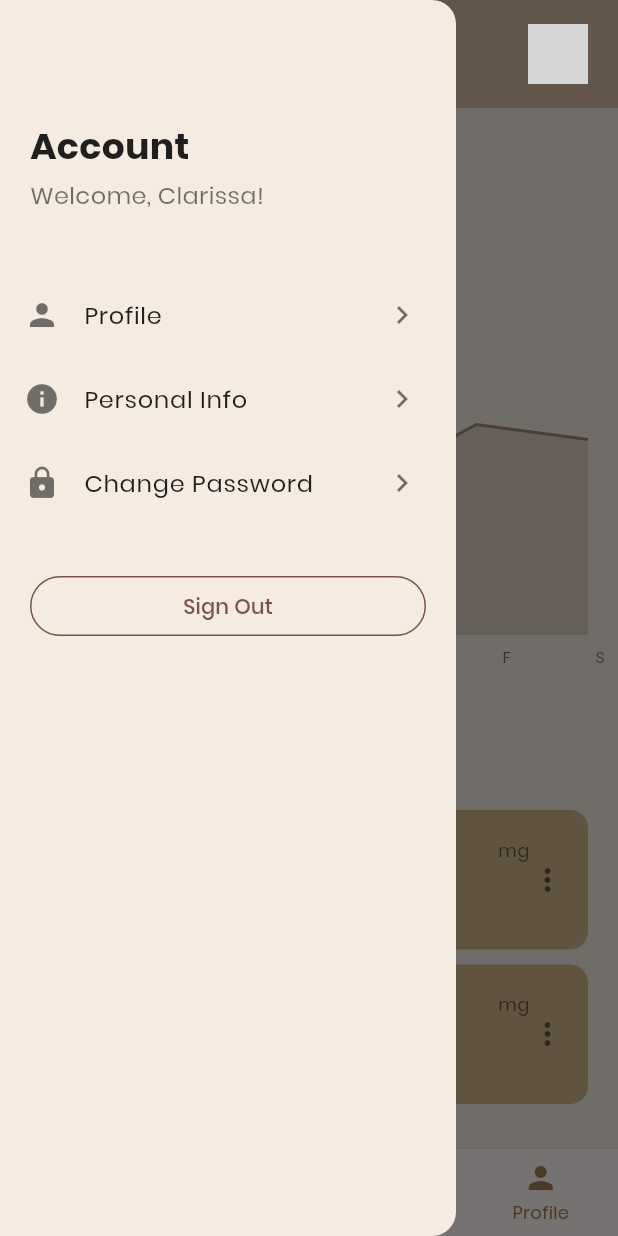
After one commit to FathurrahmanNasution/caffeine_tracker, a Flutter app: the DashboardPage screen opened by its route, scrolled down 63 dp, after a tap on the "menu" icon, on a phone screen of 412 x 824 dp. The commit adds this screen. Run offline on Flutter 3.47's test engine with Material 3 defaults, Android fonts, the phone set to English and light mode, and no system bars; grey boxes are pictures that could not be loaded.

Commit message:
dashboard + sidebar + navigasi + revisi beberapa page

```diff
--- a/lib/main.dart
+++ b/lib/main.dart
@@ -1,5 +1,6 @@
 import 'package:caffeine_tracker/screens/addotherdrink_page.dart';
 import 'package:caffeine_tracker/screens/coffeelist_page.dart';
+import 'package:caffeine_tracker/screens/dashboard_page.dart';
 import 'package:caffeine_tracker/screens/drinkinformation_page.dart';
 import 'package:caffeine_tracker/screens/onboarding_page.dart';
 import 'package:caffeine_tracker/screens/tracker_page.dart';
@@ -34,6 +35,7 @@ class MyApp extends StatelessWidget {
         '/coffeelist': (context) => const CoffeeListPage(),
         '/drinkinformation': (context) => const DrinkinformationPage(),
         '/addotherdrink': (context) => const AddotherdrinkPage(),
+        '/dashboard': (context) => const DashboardPage(),
       },
     );
   }
--- /dev/null
+++ b/lib/screens/dashboard_page.dart
@@ -0,0 +1,548 @@
+import 'package:flutter/material.dart';
+
+class Dashboard extends StatelessWidget {
+  @override
+  Widget build(BuildContext context) {
+    return MaterialApp(
+      title: 'Coffee Tracker',
+      theme: ThemeData(primarySwatch: Colors.brown, fontFamily: 'Poppins'),
+      home: DashboardPage(),
+      debugShowCheckedModeBanner: false,
+    );
+  }
+}
+
+class Drink {
+  final String name;
+  final String caffeine;
+  final String size;
+  final String time;
+  final String image;
+
+  Drink({
+    required this.name,
+    required this.caffeine,
+    required this.size,
+    required this.time,
+    required this.image,
+  });
+}
+
+class DashboardPage extends StatefulWidget {
+  const DashboardPage({super.key});
+  @override
+  _DashboardPageState createState() => _DashboardPageState();
+}
+
+class _DashboardPageState extends State<DashboardPage> {
+  final GlobalKey<ScaffoldState> _scaffoldKey = GlobalKey<ScaffoldState>();
+
+  List<Drink> drinks = [
+    Drink(
+      name: 'Americano',
+      caffeine: '83mg',
+      size: '210ml',
+      time: '9:25 AM',
+      image: '☕',
+    ),
+    Drink(
+      name: 'Espresso',
+      caffeine: '63mg',
+      size: '210ml',
+      time: '04:23 PM',
+      image: '☕',
+    ),
+  ];
+
+  void _deleteDrink(int index) {
+    setState(() {
+      drinks.removeAt(index);
+    });
+    ScaffoldMessenger.of(
+      context,
+    ).showSnackBar(SnackBar(content: Text('Drink deleted successfully')));
+  }
+
+  void _editDrink(int index) {
+    // Navigate to drink information page
+    Navigator.pushNamed(context, '/drinkinformation');
+  }
+
+  @override
+  Widget build(BuildContext context) {
+    final size = MediaQuery.of(context).size;
+    final height = size.height;
+
+    return Scaffold(
+      key: _scaffoldKey,
+      backgroundColor: const Color(0xFFF5EBE0),
+      drawer: _buildDrawer(),
+      body: Column(
+        children: [
+          // Fixed top navigation bar from DrinkinformationPage
+          Container(
+            padding: EdgeInsets.only(
+              top: MediaQuery.of(context).padding.top + 8,
+              left: 0,
+              right: 0,
+              bottom: 8,
+            ),
+            color: const Color(0xFFD5BBA2),
+            child: Row(
+              mainAxisAlignment: MainAxisAlignment.spaceBetween,
+              children: [
+                IconButton(
+                  onPressed: () => _scaffoldKey.currentState?.openDrawer(),
+                  icon: const Icon(Icons.menu, color: Colors.black),
+                ),
+                GestureDetector(
+                  onTap: () {},
+                  child: Image.asset(
+                    "assets/images/coffee.png",
+                    height: height * 0.06,
+                  ),
+                ),
+                Padding(
+                  padding: const EdgeInsets.only(right: 12),
+                  child: IconButton(
+                    onPressed: () {},
+                    icon: const CircleAvatar(
+                      backgroundImage: AssetImage("assets/images/profile.png"),
+                    ),
+                  ),
+                ),
+              ],
+            ),
+          ),
+          Expanded(
+            child: SingleChildScrollView(
+              padding: EdgeInsets.all(20),
+              child: Column(
+                crossAxisAlignment: CrossAxisAlignment.start,
+                children: [
+                  _buildGreeting(),
+                  SizedBox(height: 20),
+                  _buildTitle(),
+                  SizedBox(height: 10),
+                  _buildCaffeineInfo(),
+                  SizedBox(height: 30),
+                  _buildChart(),
+                  SizedBox(height: 30),
+                  _buildDrinksSection(),
+                ],
+              ),
+            ),
+          ),
+        ],
+      ),
+      // Updated Bottom Navigation from DrinkinformationPage
+      bottomNavigationBar: BottomNavigationBar(
+        type: BottomNavigationBarType.fixed,
+        currentIndex: 0, // Changed to 0 since this is the Home page
+        selectedItemColor: const Color(0xFF6E3D2C),
+        unselectedItemColor: const Color(0xFFA67C52),
+        showSelectedLabels: true,
+        showUnselectedLabels: true,
+        onTap: (int index) {
+          switch (index) {
+            case 0:
+              // Already on Home page, do nothing or refresh
+              break;
+            case 1:
+              Navigator.pushNamed(context, '/addotherdrink');
+              break;
+            case 2:
+              Navigator.pushNamed(context, '/logs');
+              break;
+            case 3:
+              Navigator.pushNamed(context, '/profile');
+              break;
+          }
+        },
+        items: const [
+          BottomNavigationBarItem(
+            icon: Icon(Icons.home_outlined),
+            label: "Home",
+          ),
+          BottomNavigationBarItem(
+            icon: Icon(Icons.emoji_food_beverage_outlined),
+            label: "Add Drinks",
+          ),
+          BottomNavigationBarItem(
+            icon: Icon(Icons.calendar_month_outlined),
+            label: "Logs",
+          ),
+          BottomNavigationBarItem(icon: Icon(Icons.person), label: "Profile"),
+        ],
+      ),
+    );
+  }
+
+  Widget _buildDrawer() {
+    return Drawer(
+      backgroundColor: const Color(0xFFF5EBE0),
+      child: ListView(
+        padding: EdgeInsets.zero,
+        children: [
+          SizedBox(height: 60),
+          Container(
+            padding: EdgeInsets.all(20),
+            child: Column(
+              crossAxisAlignment: CrossAxisAlignment.start,
+              children: [
+                Text(
+                  'Account',
+                  style: TextStyle(
+                    fontSize: 24,
+                    fontWeight: FontWeight.bold,
+                    color: Colors.black87,
+                  ),
+                ),
+                SizedBox(height: 5),
+                Text(
+                  'Welcome, Clarissa!',
+                  style: TextStyle(fontSize: 16, color: Colors.black54),
+                ),
+              ],
+            ),
+          ),
+          SizedBox(height: 20),
+          _buildDrawerItem('Profile', Icons.person, () {
+            Navigator.pushNamed(context, '/profile');
+          }),
+          _buildDrawerItem('Personal Info', Icons.info, () {
+            Navigator.pushNamed(context, '/personal-info');
+          }),
+          _buildDrawerItem('Change Password', Icons.lock, () {
+            Navigator.pushNamed(context, '/change-password');
+          }),
+          SizedBox(height: 30),
+          Padding(
+            padding: EdgeInsets.symmetric(horizontal: 20),
+            child: OutlinedButton(
+              onPressed: () {
+                // Handle sign out
+              },
+              style: OutlinedButton.styleFrom(
+                side: BorderSide(color: Colors.brown),
+                shape: RoundedRectangleBorder(
+                  borderRadius: BorderRadius.circular(20),
+                ),
+              ),
+              child: Text('Sign Out', style: TextStyle(color: Colors.brown)),
+            ),
+          ),
+        ],
+      ),
+    );
+  }
+
+  Widget _buildDrawerItem(String title, IconData icon, VoidCallback onTap) {
+    return ListTile(
+      leading: Icon(icon, color: Colors.black54),
+      title: Text(title, style: TextStyle(fontSize: 16, color: Colors.black87)),
+      trailing: Icon(Icons.chevron_right, color: Colors.black54),
+      onTap: onTap,
+    );
+  }
+
+  Widget _buildGreeting() {
+    return Column(
+      crossAxisAlignment: CrossAxisAlignment.start,
+      children: [
+        Text(
+          'Hi there,',
+          style: TextStyle(fontSize: 16, color: Colors.black54),
+        ),
+        Text('Clarissa', style: TextStyle(fontSize: 16, color: Colors.black54)),
+      ],
+    );
+  }
+
+  Widget _buildTitle() {
+    return Text(
+      'Track your\nCaffeine Journey',
+      style: TextStyle(
+        fontSize: 28,
+        fontWeight: FontWeight.bold,
+        color: Colors.black87,
+        height: 1.2,
+      ),
+    );
+  }
+
+  Widget _buildCaffeineInfo() {
+    return Text(
+      'Today Caffeine in Take: 172g',
+      style: TextStyle(fontSize: 14, color: Colors.black54),
+    );
+  }
+
+  Widget _buildChart() {
+    return Container(
+      height: 200,
+      child: CustomPaint(painter: CaffeineChartPainter(), child: Container()),
+    );
+  }
+
+  Widget _buildDrinksSection() {
+    return Column(
+      crossAxisAlignment: CrossAxisAlignment.start,
+      children: [
+        Text(
+          'Drinks of the day',
+          style: TextStyle(
+            fontSize: 20,
+            fontWeight: FontWeight.bold,
+            color: Colors.black87,
+          ),
+        ),
+        SizedBox(height: 10),
+        Container(
+          padding: EdgeInsets.symmetric(horizontal: 15, vertical: 8),
+          decoration: BoxDecoration(
+            color: Color(0xFF8B4513),
+            borderRadius: BorderRadius.circular(20),
+          ),
+          child: Text(
+            'You still need 30 mg of caffeine today!',
+            style: TextStyle(color: Colors.white, fontSize: 12),
+          ),
+        ),
+        SizedBox(height: 15),
+        ...drinks.asMap().entries.map((entry) {
+          int index = entry.key;
+          Drink drink = entry.value;
+          return _buildDrinkCard(drink, index);
+        }).toList(),
+      ],
+    );
+  }
+
+  Widget _buildDrinkCard(Drink drink, int index) {
+    return Container(
+      margin: EdgeInsets.only(bottom: 10),
+      padding: EdgeInsets.all(15),
+      decoration: BoxDecoration(
+        color: Color(0xFFD2B48C),
+        borderRadius: BorderRadius.circular(12),
+      ),
+      child: Row(
+        children: [
+          Container(
+            width: 40,
+            height: 40,
+            decoration: BoxDecoration(
+              color: Colors.brown[800],
+              borderRadius: BorderRadius.circular(8),
+            ),
+            child: Center(
+              child: Text(drink.image, style: TextStyle(fontSize: 20)),
+            ),
+          ),
+          SizedBox(width: 15),
+          Expanded(
+            child: Column(
+              crossAxisAlignment: CrossAxisAlignment.start,
+              children: [
+                Row(
+                  mainAxisAlignment: MainAxisAlignment.spaceBetween,
+                  children: [
+                    Text(
+                      drink.name,
+                      style: TextStyle(
+                        fontSize: 16,
+                        fontWeight: FontWeight.bold,
+                        color: Colors.black87,
+                      ),
+                    ),
+                    Text(
+                      'mg',
+                      style: TextStyle(fontSize: 12, color: Colors.black54),
+                    ),
+                  ],
+                ),
+                Text(
+                  '${drink.caffeine} • ${drink.size}',
+                  style: TextStyle(fontSize: 12, color: Colors.black54),
+                ),
+                SizedBox(height: 5),
+                Container(
+                  padding: EdgeInsets.symmetric(horizontal: 8, vertical: 2),
+                  decoration: BoxDecoration(
+                    color: Colors.brown[800],
+                    borderRadius: BorderRadius.circular(10),
+                  ),
+                  child: Text(
+                    drink.time,
+                    style: TextStyle(color: Colors.white, fontSize: 10),
+                  ),
+                ),
+              ],
+            ),
+          ),
+          PopupMenuButton<String>(
+            onSelected: (value) {
+              if (value == 'edit') {
+                _editDrink(index);
+              } else if (value == 'delete') {
+                _showDeleteDialog(index);
+              }
+            },
+            itemBuilder: (BuildContext context) => [
+              PopupMenuItem<String>(
+                value: 'edit',
+                child: Row(
+                  children: [
+                    Icon(Icons.edit, size: 18, color: Colors.black54),
+                    SizedBox(width: 8),
+                    Text('Edit'),
+                  ],
+                ),
+              ),
+              PopupMenuItem<String>(
+                value: 'delete',
+                child: Row(
+                  children: [
+                    Icon(Icons.delete, size: 18, color: Colors.red),
+                    SizedBox(width: 8),
+                    Text('Delete', style: TextStyle(color: Colors.red)),
+                  ],
+                ),
+              ),
+            ],
+            child: Icon(Icons.more_vert, color: Colors.black54),
+          ),
+        ],
+      ),
+    );
+  }
+
+  void _showDeleteDialog(int index) {
+    showDialog(
+      context: context,
+      builder: (BuildContext context) {
+        return AlertDialog(
+          title: Text('Delete Drink'),
+          content: Text('Are you sure you want to delete this drink?'),
+          actions: [
+            TextButton(
+              onPressed: () => Navigator.of(context).pop(),
+              child: Text('Cancel'),
+            ),
+            TextButton(
+              onPressed: () {
+                Navigator.of(context).pop();
+                _deleteDrink(index);
+              },
+              child: Text('Delete', style: TextStyle(color: Colors.red)),
+            ),
+          ],
+        );
+      },
+    );
+  }
+}
+
+class CaffeineChartPainter extends CustomPainter {
+  @override
+  void paint(Canvas canvas, Size size) {
+    final paint = Paint()
+      ..color = Colors.brown[300]!
+      ..strokeWidth = 2
+      ..style = PaintingStyle.stroke;
+
+    final fillPaint = Paint()
+      ..color = Colors.brown[300]!.withOpacity(0.3)
+      ..style = PaintingStyle.fill;
+
+    // Draw background grid
+    final gridPaint = Paint()
+      ..color = Colors.grey[300]!
+      ..strokeWidth = 0.5;
+
+    // Horizontal grid lines
+    for (int i = 0; i <= 5; i++) {
+      double y = size.height - (i * size.height / 5);
+      canvas.drawLine(Offset(0, y), Offset(size.width, y), gridPaint);
+    }
+
+    // Draw chart data
+    final path = Path();
+    final points = [
+      Offset(0, size.height * 0.7),
+      Offset(size.width * 0.2, size.height * 0.6),
+      Offset(size.width * 0.4, size.height * 0.4),
+      Offset(size.width * 0.6, size.height * 0.5),
+      Offset(size.width * 0.8, size.height * 0.3),
+      Offset(size.width, size.height * 0.35),
+    ];
+
+    path.moveTo(points[0].dx, points[0].dy);
+    for (int i = 1; i < points.length; i++) {
+      path.lineTo(points[i].dx, points[i].dy);
+    }
+
+    // Fill area under curve
+    final fillPath = Path.from(path);
+    fillPath.lineTo(size.width, size.height);
+    fillPath.lineTo(0, size.height);
+    fillPath.close();
+    canvas.drawPath(fillPath, fillPaint);
+
+    // Draw the curve
+    canvas.drawPath(path, paint);
+
+    // Draw "Americano 4g" label
+    final textPainter = TextPainter(
+      text: TextSpan(
+        text: 'Americano 4g',
+        style: TextStyle(
+          color: Colors.brown[800],
+          fontSize: 12,
+          fontWeight: FontWeight.bold,
+        ),
+      ),
+      textDirection: TextDirection.ltr,
+    );
+    textPainter.layout();
+    textPainter.paint(canvas, Offset(size.width * 0.3, size.height * 0.25));
+
+    // Y-axis labels
+    final yLabels = ['0', '1000', '1500', '2000', '2500'];
+    for (int i = 0; i < yLabels.length; i++) {
+      final labelPainter = TextPainter(
+        text: TextSpan(
+          text: yLabels[i],
+          style: TextStyle(color: Colors.black54, fontSize: 10),
+        ),
+        textDirection: TextDirection.ltr,
+      );
+      labelPainter.layout();
+      labelPainter.paint(
+        canvas,
+        Offset(-30, size.height - (i * size.height / 4) - 5),
+      );
+    }
+
+    // X-axis labels
+    final xLabels = ['S', 'M', 'T', 'W', 'T', 'F', 'S'];
+    for (int i = 0; i < xLabels.length; i++) {
+      final labelPainter = TextPainter(
+        text: TextSpan(
+          text: xLabels[i],
+          style: TextStyle(color: Colors.black54, fontSize: 10),
+        ),
+        textDirection: TextDirection.ltr,
+      );
+      labelPainter.layout();
+      labelPainter.paint(
+        canvas,
+        Offset((i * size.width / 6) + 5, size.height + 10),
+      );
+    }
+  }
+
+  @override
+  bool shouldRepaint(CustomPainter oldDelegate) => false;
+}
--- a/lib/screens/landing_page.dart
+++ b/lib/screens/landing_page.dart
@@ -8,7 +8,8 @@ class LandingPage extends StatelessWidget {
     return Scaffold(
       backgroundColor: const Color(0xFFD8B899),
       body: SafeArea(
-        child: Center( // makes everything centered horizontally
+        child: Center(
+          // makes everything centered horizontally
           child: Column(
             mainAxisAlignment: MainAxisAlignment.center,
             crossAxisAlignment: CrossAxisAlignment.center,
@@ -26,8 +27,11 @@ class LandingPage extends StatelessWidget {
               ElevatedButton(
                 style: ElevatedButton.styleFrom(
                   backgroundColor: Colors.brown,
+                  foregroundColor: Colors.white,
                   padding: const EdgeInsets.symmetric(
-                      horizontal: 40, vertical: 14),
+                    horizontal: 40,
+                    vertical: 14,
+                  ),
                   shape: RoundedRectangleBorder(
                     borderRadius: BorderRadius.circular(20),
                   ),
--- a/lib/screens/onboarding_page.dart
+++ b/lib/screens/onboarding_page.dart
@@ -48,7 +48,9 @@ class _OnboardingPageState extends State<OnboardingPage> {
                 Text(
                   _pages[index]["title"]!,
                   style: const TextStyle(
-                      fontSize: 26, fontWeight: FontWeight.bold),
+                    fontSize: 26,
+                    fontWeight: FontWeight.bold,
+                  ),
                   textAlign: TextAlign.center,
                 ),
                 const SizedBox(height: 15),
@@ -69,7 +71,7 @@ class _OnboardingPageState extends State<OnboardingPage> {
               color: Colors.brown,
               child: TextButton(
                 onPressed: () {
-                  Navigator.pushReplacementNamed(context, '/coffeelist');
+                  Navigator.pushReplacementNamed(context, '/dashboard');
                 },
                 child: const Text(
                   "Get Started",
```
